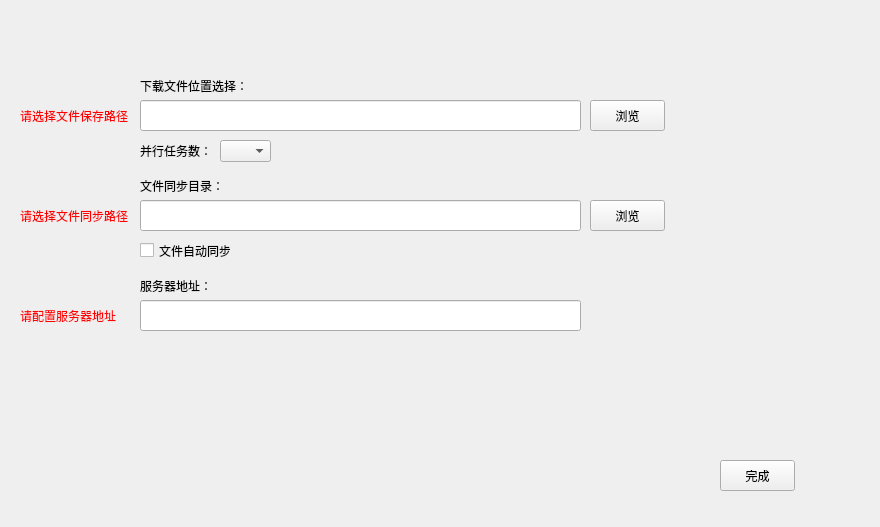
birdman1992/NetDisk, file src/NetDisk/configpanel.ui: the form before one commit.
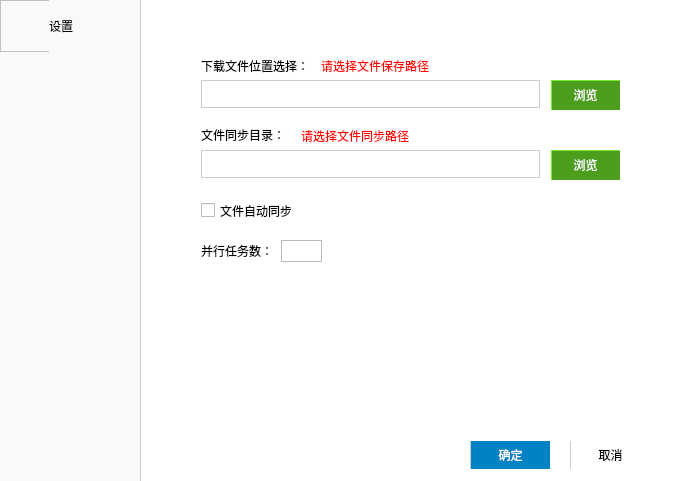
The form after the commit. Icons and pictures are not drawn.

Patch:
```diff
--- a/src/NetDisk/configpanel.ui
+++ b/src/NetDisk/configpanel.ui
@@ -6,8 +6,8 @@
    <rect>
     <x>0</x>
     <y>0</y>
-    <width>880</width>
-    <height>527</height>
+    <width>675</width>
+    <height>481</height>
    </rect>
   </property>
   <property name="focusPolicy">
@@ -16,24 +16,215 @@
   <property name="windowTitle">
    <string>Form</string>
   </property>
-  <widget class="QLineEdit" name="downloadPath">
+  <property name="styleSheet">
+   <string notr="true"/>
+  </property>
+  <layout class="QHBoxLayout" name="horizontalLayout" stretch="1,8">
+   <property name="spacing">
+    <number>0</number>
+   </property>
+   <property name="leftMargin">
+    <number>0</number>
+   </property>
+   <property name="topMargin">
+    <number>0</number>
+   </property>
+   <property name="rightMargin">
+    <number>0</number>
+   </property>
+   <property name="bottomMargin">
+    <number>0</number>
+   </property>
+   <item>
+    <layout class="QVBoxLayout" name="verticalLayout">
+     <property name="spacing">
+      <number>0</number>
+     </property>
+     <item>
+      <widget class="QFrame" name="frame">
+       <property name="minimumSize">
+        <size>
+         <width>0</width>
+         <height>52</height>
+        </size>
+       </property>
+       <property name="styleSheet">
+        <string notr="true">background-color: rgb(249, 249, 249);</string>
+       </property>
+       <property name="frameShape">
+        <enum>QFrame::StyledPanel</enum>
+       </property>
+       <property name="frameShadow">
+        <enum>QFrame::Raised</enum>
+       </property>
+       <widget class="QLabel" name="label_5">
    <property name="geometry">
     <rect>
-     <x>140</x>
-     <y>100</y>
-     <width>441</width>
-     <height>31</height>
-    </rect>
+          <x>49</x>
+          <y>0</y>
+          <width>91</width>
+          <height>52</height>
+         </rect>
+        </property>
+        <property name="minimumSize">
+         <size>
+          <width>0</width>
+          <height>52</height>
+         </size>
+        </property>
+        <property name="styleSheet">
+         <string notr="true">font: 14pt &quot;微软雅黑&quot;;</string>
+        </property>
+        <property name="text">
+         <string>设置</string>
+        </property>
+       </widget>
+      </widget>
+     </item>
+     <item>
+      <widget class="QListWidget" name="listWidget">
+       <property name="sizePolicy">
+        <sizepolicy hsizetype="Maximum" vsizetype="Expanding">
+         <horstretch>0</horstretch>
+         <verstretch>0</verstretch>
+        </sizepolicy>
+       </property>
+       <property name="minimumSize">
+        <size>
+         <width>140</width>
+         <height>0</height>
+        </size>
+       </property>
+       <property name="maximumSize">
+        <size>
+         <width>140</width>
+         <height>16777215</height>
+        </size>
+       </property>
+       <property name="mouseTracking">
+        <bool>false</bool>
    </property>
    <property name="focusPolicy">
-    <enum>Qt::ClickFocus</enum>
+        <enum>Qt::NoFocus</enum>
+       </property>
+       <property name="styleSheet">
+        <string notr="true">QListWidget{
+border:0px;background-color: rgb(249, 249, 249);
+}
+
+QListWidget::Item{
+padding:-1px;
+background-color: rgb(249, 249, 249);
+}
+
+
+QListWidget::item:selected{
+color: rgb(255, 255, 255);
+padding:-1px;
+background: rgb(0, 131, 196);
+}</string>
+       </property>
+       <property name="frameShape">
+        <enum>QFrame::NoFrame</enum>
+       </property>
+       <property name="currentRow">
+        <number>-1</number>
+       </property>
+      </widget>
+     </item>
+    </layout>
+   </item>
+   <item>
+    <layout class="QVBoxLayout" name="verticalLayout_2">
+     <property name="spacing">
+      <number>0</number>
+     </property>
+     <item>
+      <widget class="QStackedWidget" name="stackedPanel">
+       <property name="styleSheet">
+        <string notr="true">#stackedPanel{
+border:rgb(204, 204, 204);
+border-style: solid;
+border-left-width: 1px;
+background-color: rgb(255, 255, 255);
+}
+
+QLineEdit{
+	border:rgb(204, 204, 204);
+	border-style: solid;
+    border-width: 1px;
+}</string>
+       </property>
+       <property name="frameShape">
+        <enum>QFrame::NoFrame</enum>
+       </property>
+       <property name="currentIndex">
+        <number>0</number>
+       </property>
+       <widget class="QWidget" name="page_3">
+        <widget class="QComboBox" name="maxTask">
+         <property name="geometry">
+          <rect>
+           <x>140</x>
+           <y>240</y>
+           <width>41</width>
+           <height>22</height>
+          </rect>
+         </property>
+         <property name="styleSheet">
+          <string notr="true">#maxTask{
+	border:1px solid rgb(187, 187, 187);
+	background-color: rgb(255, 255, 255);
+}
+#maxTask::drop-down{
+	width: 12;
+	border-right-width: 0px;
+	border-left-width: 0px;
+}
+#maxTask::down-arrow{
+	image: url(:/imgs/function/向下.png);
+	margin-left:2;
+	margin-right:2;
+}</string>
+         </property>
+        </widget>
+        <widget class="QPushButton" name="synccSet">
+         <property name="geometry">
+          <rect>
+           <x>410</x>
+           <y>150</y>
+           <width>69</width>
+           <height>30</height>
+          </rect>
+         </property>
+         <property name="styleSheet">
+          <string notr="true">#synccSet{
+	border:rgb(78, 158, 29);
+	border-style: outset;
+    border-width: 1px;
+	background-color: rgb(78, 158, 29);
+	color: rgb(255, 255, 255);
+}
+#synccSet:pressed{
+	border:rgb(65, 145, 16);;
+	border-style: insert;
+    border-width: 1px;
+	background-color: rgb(65, 145, 16);
+	color: rgb(255, 255, 255);
+}</string>
+         </property>
+         <property name="text">
+          <string>浏览</string>
+         </property>
+         <property name="flat">
+          <bool>true</bool>
    </property>
   </widget>
   <widget class="QLabel" name="label">
    <property name="geometry">
     <rect>
-     <x>140</x>
-     <y>70</y>
+           <x>60</x>
+           <y>50</y>
      <width>141</width>
      <height>31</height>
     </rect>
@@ -45,70 +236,50 @@
   <widget class="QPushButton" name="downloadSet">
    <property name="geometry">
     <rect>
-     <x>590</x>
-     <y>100</y>
-     <width>75</width>
-     <height>31</height>
-    </rect>
-   </property>
+           <x>410</x>
+           <y>80</y>
+           <width>69</width>
+           <height>30</height>
+          </rect>
+         </property>
+         <property name="styleSheet">
+          <string notr="true">#downloadSet{
+	border:rgb(78, 158, 29);
+	border-style: outset;
+    border-width: 1px;
+	background-color: rgb(78, 158, 29);
+	color: rgb(255, 255, 255);
+}
+#downloadSet:pressed{
+	border:rgb(65, 145, 16);;
+	border-style: insert;
+    border-width: 1px;
+	background-color: rgb(65, 145, 16);
+	color: rgb(255, 255, 255);
+}</string>
+         </property>
    <property name="text">
     <string>浏览</string>
    </property>
   </widget>
-  <widget class="QLabel" name="label_2">
-   <property name="geometry">
-    <rect>
-     <x>140</x>
-     <y>140</y>
-     <width>71</width>
-     <height>21</height>
-    </rect>
-   </property>
-   <property name="text">
-    <string>并行任务数：</string>
-   </property>
-  </widget>
-  <widget class="QComboBox" name="maxTask">
-   <property name="geometry">
-    <rect>
-     <x>220</x>
-     <y>140</y>
-     <width>51</width>
-     <height>22</height>
-    </rect>
-   </property>
-  </widget>
   <widget class="QLineEdit" name="syncPath">
    <property name="geometry">
     <rect>
-     <x>140</x>
-     <y>200</y>
-     <width>441</width>
-     <height>31</height>
+           <x>60</x>
+           <y>150</y>
+           <width>339</width>
+           <height>28</height>
     </rect>
    </property>
    <property name="focusPolicy">
     <enum>Qt::ClickFocus</enum>
    </property>
   </widget>
-  <widget class="QPushButton" name="synccSet">
-   <property name="geometry">
-    <rect>
-     <x>590</x>
-     <y>200</y>
-     <width>75</width>
-     <height>31</height>
-    </rect>
-   </property>
-   <property name="text">
-    <string>浏览</string>
-   </property>
-  </widget>
   <widget class="QLabel" name="label_3">
    <property name="geometry">
     <rect>
-     <x>140</x>
-     <y>170</y>
+           <x>60</x>
+           <y>119</y>
      <width>141</width>
      <height>31</height>
     </rect>
@@ -117,11 +288,72 @@
     <string>文件同步目录：</string>
    </property>
   </widget>
+        <widget class="QLabel" name="warn_download">
+         <property name="geometry">
+          <rect>
+           <x>180</x>
+           <y>55</y>
+           <width>111</width>
+           <height>21</height>
+          </rect>
+         </property>
+         <property name="styleSheet">
+          <string notr="true">color: rgb(255, 0, 0);</string>
+         </property>
+         <property name="text">
+          <string>请选择文件保存路径</string>
+         </property>
+        </widget>
+        <widget class="QLabel" name="warn_sync">
+         <property name="geometry">
+          <rect>
+           <x>160</x>
+           <y>120</y>
+           <width>111</width>
+           <height>31</height>
+          </rect>
+         </property>
+         <property name="styleSheet">
+          <string notr="true">color: rgb(255, 0, 0);</string>
+         </property>
+         <property name="text">
+          <string>请选择文件同步路径</string>
+         </property>
+        </widget>
+        <widget class="QLabel" name="label_2">
+         <property name="geometry">
+          <rect>
+           <x>60</x>
+           <y>240</y>
+           <width>71</width>
+           <height>21</height>
+          </rect>
+         </property>
+         <property name="text">
+          <string>并行任务数：</string>
+         </property>
+        </widget>
+        <widget class="QLineEdit" name="downloadPath">
+         <property name="geometry">
+          <rect>
+           <x>60</x>
+           <y>80</y>
+           <width>339</width>
+           <height>28</height>
+          </rect>
+         </property>
+         <property name="focusPolicy">
+          <enum>Qt::ClickFocus</enum>
+         </property>
+         <property name="styleSheet">
+          <string notr="true"/>
+         </property>
+        </widget>
   <widget class="QCheckBox" name="autosync">
    <property name="geometry">
     <rect>
-     <x>140</x>
-     <y>240</y>
+           <x>60</x>
+           <y>200</y>
      <width>91</width>
      <height>21</height>
     </rect>
@@ -130,11 +362,13 @@
     <string>文件自动同步</string>
    </property>
   </widget>
+       </widget>
+       <widget class="QWidget" name="page_4">
   <widget class="QLabel" name="label_4">
    <property name="geometry">
     <rect>
-     <x>140</x>
-     <y>270</y>
+           <x>60</x>
+           <y>50</y>
      <width>141</width>
      <height>31</height>
     </rect>
@@ -146,8 +380,8 @@
   <widget class="QLineEdit" name="serverAddr">
    <property name="geometry">
     <rect>
-     <x>140</x>
-     <y>300</y>
+           <x>60</x>
+           <y>80</y>
      <width>441</width>
      <height>31</height>
     </rect>
@@ -156,56 +390,11 @@
     <enum>Qt::ClickFocus</enum>
    </property>
   </widget>
-  <widget class="QPushButton" name="finish">
-   <property name="geometry">
-    <rect>
-     <x>720</x>
-     <y>460</y>
-     <width>75</width>
-     <height>31</height>
-    </rect>
-   </property>
-   <property name="text">
-    <string>完成</string>
-   </property>
-  </widget>
-  <widget class="QLabel" name="warn_download">
-   <property name="geometry">
-    <rect>
-     <x>20</x>
-     <y>100</y>
-     <width>111</width>
-     <height>31</height>
-    </rect>
-   </property>
-   <property name="styleSheet">
-    <string notr="true">color: rgb(255, 0, 0);</string>
-   </property>
-   <property name="text">
-    <string>请选择文件保存路径</string>
-   </property>
-  </widget>
-  <widget class="QLabel" name="warn_sync">
-   <property name="geometry">
-    <rect>
-     <x>20</x>
-     <y>200</y>
-     <width>111</width>
-     <height>31</height>
-    </rect>
-   </property>
-   <property name="styleSheet">
-    <string notr="true">color: rgb(255, 0, 0);</string>
-   </property>
-   <property name="text">
-    <string>请选择文件同步路径</string>
-   </property>
-  </widget>
   <widget class="QLabel" name="warn_address">
    <property name="geometry">
     <rect>
-     <x>20</x>
-     <y>300</y>
+           <x>140</x>
+           <y>50</y>
      <width>111</width>
      <height>31</height>
     </rect>
@@ -217,6 +406,86 @@
     <string>请配置服务器地址</string>
    </property>
   </widget>
+       </widget>
+      </widget>
+     </item>
+     <item>
+      <widget class="QFrame" name="frame_3">
+       <property name="sizePolicy">
+        <sizepolicy hsizetype="Preferred" vsizetype="Maximum">
+         <horstretch>0</horstretch>
+         <verstretch>0</verstretch>
+        </sizepolicy>
+       </property>
+       <property name="minimumSize">
+        <size>
+         <width>0</width>
+         <height>40</height>
+        </size>
+       </property>
+       <property name="maximumSize">
+        <size>
+         <width>16777215</width>
+         <height>50</height>
+        </size>
+       </property>
+       <property name="styleSheet">
+        <string notr="true">border:rgb(204, 204, 204);
+border-style: solid;
+border-left-width: 1px;
+background-color: rgb(255, 255, 255);</string>
+       </property>
+       <property name="frameShape">
+        <enum>QFrame::StyledPanel</enum>
+       </property>
+       <property name="frameShadow">
+        <enum>QFrame::Raised</enum>
+       </property>
+       <widget class="QPushButton" name="finish">
+        <property name="geometry">
+         <rect>
+          <x>330</x>
+          <y>0</y>
+          <width>80</width>
+          <height>28</height>
+         </rect>
+        </property>
+        <property name="styleSheet">
+         <string notr="true">#finish{
+	background-color: rgb(0, 131, 196);
+	color: rgb(255, 255, 255);
+}
+
+#finish:pressed{
+	background-color: rgb(0, 116, 181);
+	color: rgb(255, 255, 255);
+}</string>
+        </property>
+        <property name="text">
+         <string>确定</string>
+        </property>
+       </widget>
+       <widget class="QPushButton" name="cancel">
+        <property name="geometry">
+         <rect>
+          <x>430</x>
+          <y>0</y>
+          <width>80</width>
+          <height>28</height>
+         </rect>
+        </property>
+        <property name="styleSheet">
+         <string notr="true">border-image: url(:/imgs/function/cancel-btn.png);</string>
+        </property>
+        <property name="text">
+         <string>取消</string>
+        </property>
+       </widget>
+      </widget>
+     </item>
+    </layout>
+   </item>
+  </layout>
  </widget>
  <resources/>
  <connections/>
```
Lines whose indentation alone changed are shown as unchanged.
